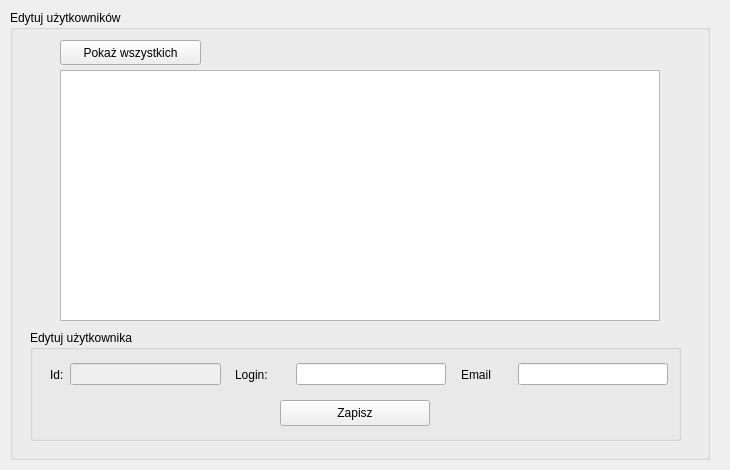
This is src/gui/forms/UsersForm.ui in artven/phonebook as Qt 5 draws it before an edit. The edited form follows.
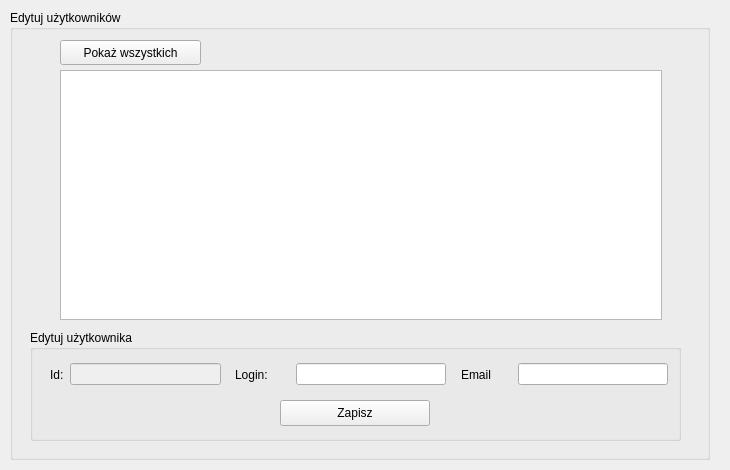
This is the edited form.

```diff
--- a/src/gui/forms/UsersForm.ui
+++ b/src/gui/forms/UsersForm.ui
@@ -55,8 +55,8 @@
      <rect>
       <x>50</x>
       <y>60</y>
-      <width>600</width>
-      <height>251</height>
+      <width>602</width>
+      <height>250</height>
      </rect>
     </property>
     <property name="selectionMode">
```
